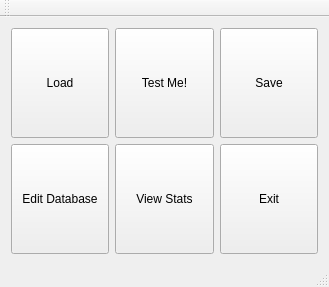
Old version of the form mainwindow.ui in the repository megamasha/FlashKard.
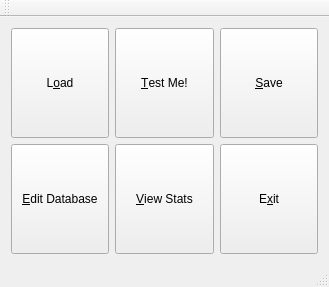
New version of the form. Icons and pictures are not drawn.

Commit message: Finished database editing code to a functional level. Also, keyboard shortcuts and general code cleanup.

Diff of the .ui file:
```diff
--- a/mainwindow.ui
+++ b/mainwindow.ui
@@ -30,7 +30,7 @@
        </size>
       </property>
       <property name="text">
-       <string>Load</string>
+       <string>L&amp;oad</string>
       </property>
       <property name="icon">
        <iconset>
@@ -63,7 +63,7 @@
        </size>
       </property>
       <property name="text">
-       <string>Test Me!</string>
+       <string>&amp;Test Me!</string>
       </property>
       <property name="icon">
        <iconset>
@@ -96,7 +96,7 @@
        </size>
       </property>
       <property name="text">
-       <string>Save</string>
+       <string>&amp;Save</string>
       </property>
       <property name="icon">
        <iconset>
@@ -129,7 +129,7 @@
        </size>
       </property>
       <property name="text">
-       <string>Edit Database</string>
+       <string>&amp;Edit Database</string>
       </property>
       <property name="icon">
        <iconset>
@@ -162,7 +162,7 @@
        </size>
       </property>
       <property name="text">
-       <string>View Stats</string>
+       <string>&amp;View Stats</string>
       </property>
       <property name="icon">
        <iconset>
@@ -195,7 +195,7 @@
        </size>
       </property>
       <property name="text">
-       <string>Exit</string>
+       <string>E&amp;xit</string>
       </property>
       <property name="icon">
        <iconset>
```
The commit also changes 16 other files.
